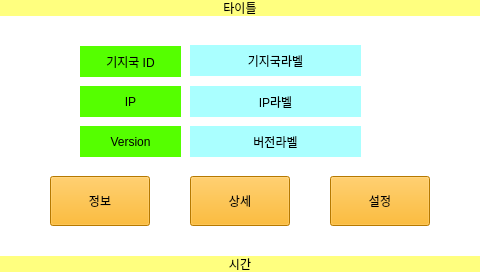
kimseungdo/CPP_NOTEBOOK, file QT_projet/untitled2/application.ui: the form before one commit.
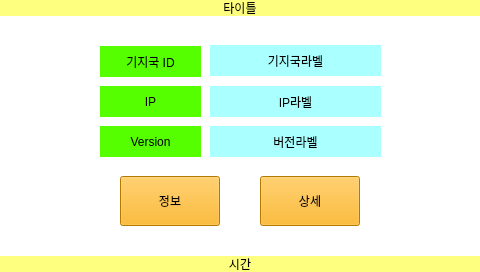
The form after the commit.

Commit message:
설정파일제거 정보 갱신 그러나 ui는 갱신 안됨
하.. ㅅㅂ ui갱신을 어떻게하냐
타이머가 스레드처럼 동작하는 신기한 현상

```diff
--- a/QT_projet/untitled2/application.ui
+++ b/QT_projet/untitled2/application.ui
@@ -69,7 +69,7 @@
     <widget class="QPushButton" name="info_btn">
      <property name="geometry">
       <rect>
-       <x>50</x>
+       <x>120</x>
        <y>160</y>
        <width>100</width>
        <height>50</height>
@@ -85,7 +85,7 @@
     <widget class="QPushButton" name="spec_btn">
      <property name="geometry">
       <rect>
-       <x>190</x>
+       <x>260</x>
        <y>160</y>
        <width>100</width>
        <height>50</height>
@@ -98,26 +98,10 @@
       <string>상세</string>
      </property>
     </widget>
-    <widget class="QPushButton" name="set_btn">
-     <property name="geometry">
-      <rect>
-       <x>330</x>
-       <y>160</y>
-       <width>100</width>
-       <height>50</height>
-      </rect>
-     </property>
-     <property name="styleSheet">
-      <string notr="true">background-color: rgb(255, 170, 0);</string>
-     </property>
-     <property name="text">
-      <string>설정</string>
-     </property>
-    </widget>
     <widget class="QLabel" name="main_label_1">
      <property name="geometry">
       <rect>
-       <x>80</x>
+       <x>100</x>
        <y>30</y>
        <width>101</width>
        <height>31</height>
@@ -136,7 +120,7 @@
     <widget class="QLabel" name="main_label_2">
      <property name="geometry">
       <rect>
-       <x>80</x>
+       <x>100</x>
        <y>70</y>
        <width>101</width>
        <height>31</height>
@@ -155,7 +139,7 @@
     <widget class="QLabel" name="main_label_3">
      <property name="geometry">
       <rect>
-       <x>80</x>
+       <x>100</x>
        <y>110</y>
        <width>101</width>
        <height>31</height>
@@ -174,7 +158,7 @@
     <widget class="QLabel" name="Station_label">
      <property name="geometry">
       <rect>
-       <x>190</x>
+       <x>210</x>
        <y>29</y>
        <width>171</width>
        <height>31</height>
@@ -193,7 +177,7 @@
     <widget class="QLabel" name="IP_label">
      <property name="geometry">
       <rect>
-       <x>190</x>
+       <x>210</x>
        <y>70</y>
        <width>171</width>
        <height>31</height>
@@ -212,7 +196,7 @@
     <widget class="QLabel" name="Version_label">
      <property name="geometry">
       <rect>
-       <x>190</x>
+       <x>210</x>
        <y>110</y>
        <width>171</width>
        <height>31</height>
```
The commit also changes 31 other files.
